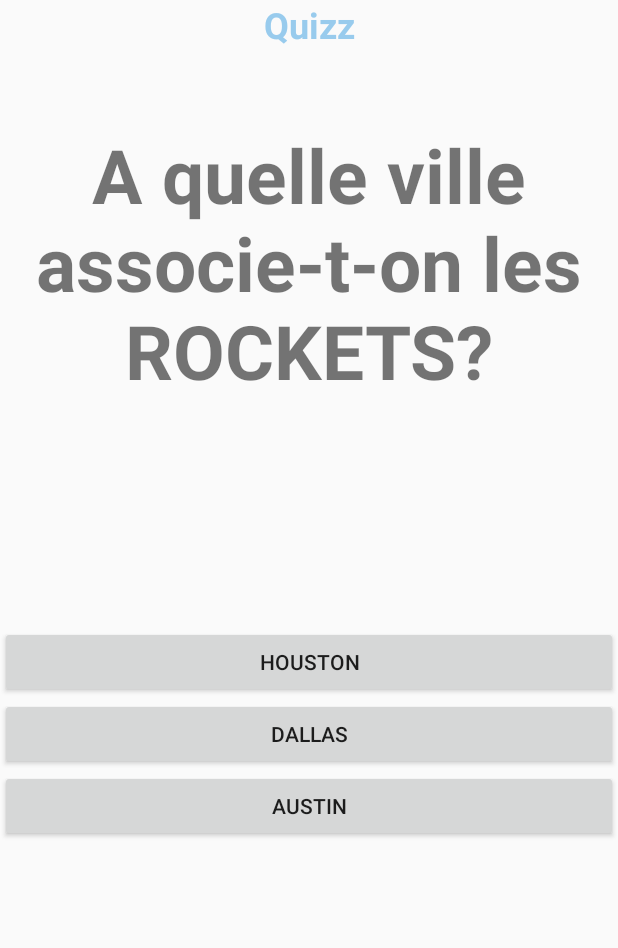
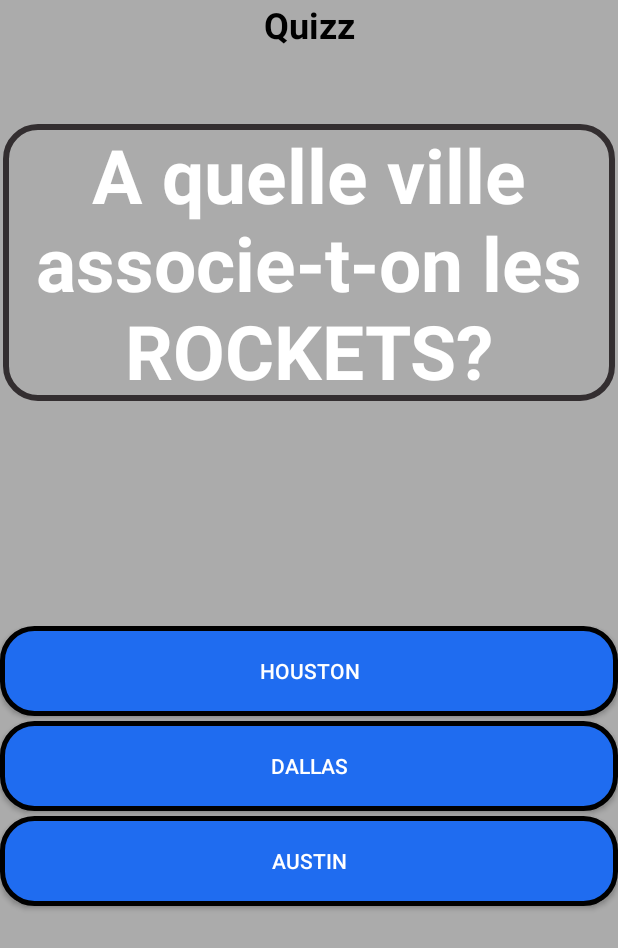
Before and after one commit to Yztoc/Android_MiniGames, an Android app: the Quizz screen opened directly, with no data from a screen before it, on a phone screen of 412 x 824 dp. Shown: the top 948 px of the screen. Run offline under Robolectric (Android 15) with nearby library versions, the phone set to English and light mode, and no system bars.

Commit message:
Ajout de shapes pour les boutons du menu et du quizz, ainsi que pour le textviiew de la question du quizz !

```diff
--- /dev/null
+++ b/app/src/main/res/drawable/quizz_button_shape.xml
@@ -0,0 +1,23 @@
+<?xml version="1.0" encoding="utf-8"?>
+<shape xmlns:android="http://schemas.android.com/apk/res/android" android:shape="rectangle" >
+    <corners
+        android:radius="21dp"
+        />
+    <solid
+        android:color="#1F6CF0"
+        />
+    <padding
+        android:left="0dp"
+        android:top="0dp"
+        android:right="0dp"
+        android:bottom="0dp"
+        />
+    <size
+        android:width="270dp"
+        android:height="60dp"
+        />
+    <stroke
+        android:width="3dp"
+        android:color="#000000"
+        />
+</shape>
--- /dev/null
+++ b/app/src/main/res/drawable/textview_border.xml
@@ -0,0 +1,10 @@
+<?xml version="1.0" encoding="utf-8"?>
+<shape xmlns:android="http://schemas.android.com/apk/res/android"
+android:shape="rectangle">
+    <corners
+        android:radius="21dp"
+        />
+    <stroke
+        android:width="4dp"
+        android:color="@color/colorPrimaryDark" />
+</shape>
--- a/app/src/main/res/layout/activity_quizz.xml
+++ b/app/src/main/res/layout/activity_quizz.xml
@@ -4,6 +4,7 @@
     xmlns:tools="http://schemas.android.com/tools"
     android:layout_width="match_parent"
     android:layout_height="match_parent"
+    android:background="@color/colorGrey"
     tools:context=".Quizz">
 
 
@@ -20,7 +21,7 @@
             android:layout_height="wrap_content"
             android:text="@string/title_activity_quizz"
             android:textAlignment="center"
-            android:textColor="@color/colorPrimary"
+            android:textColor="@android:color/black"
             android:textSize="24sp"
             android:textStyle="bold"
             tools:text="@string/title_activity_quizz" />
@@ -29,9 +30,13 @@
             android:id="@+id/quizz_question"
             android:layout_width="match_parent"
             android:layout_height="wrap_content"
+            android:layout_marginLeft="2dp"
             android:layout_marginTop="50dp"
+            android:layout_marginRight="2dp"
             android:layout_marginBottom="150dp"
+            android:background="@drawable/textview_border"
             android:textAlignment="center"
+            android:textColor="@android:color/white"
             android:textSize="50sp"
             android:textStyle="bold" />
 
@@ -44,21 +49,28 @@
                 android:id="@+id/btn_rep2"
                 android:layout_width="match_parent"
                 android:layout_height="wrap_content"
-                android:layout_weight="1"
-                android:text="Button" />
+                android:layout_marginBottom="3dp"
+                android:background="@drawable/quizz_button_shape"
+                android:text="Button"
+                android:textColor="@android:color/white" />
 
             <Button
                 android:id="@+id/btn_rep3"
                 android:layout_width="match_parent"
                 android:layout_height="wrap_content"
-                android:layout_weight="1"
-                android:text="Button" />
+                android:layout_marginBottom="3dp"
+                android:background="@drawable/quizz_button_shape"
+                android:text="Button"
+                android:textColor="@android:color/white" />
 
             <Button
                 android:id="@+id/btn_rep1"
                 android:layout_width="match_parent"
                 android:layout_height="wrap_content"
-                android:text="Button" />
+                android:background="@drawable/quizz_button_shape"
+                android:text="Button"
+                android:textColor="@android:color/white" />
+
             <LinearLayout
                 android:layout_width="match_parent"
                 android:layout_height="wrap_content"
--- a/app/src/main/res/values/colors.xml
+++ b/app/src/main/res/values/colors.xml
@@ -4,4 +4,5 @@
     <color name="colorPrimaryDark">#332E30</color>
     <color name="colorAccent">#D49185</color>
     <color name="colorBackground">#000</color>
+    <color name="colorGrey">#ababab</color>
 </resources>
```
Also changed, not shown: app/src/main/res/drawable/menu_button_shape.xml (added, +29 -0 lines), app/src/main/res/layout/activity_main.xml (+6 -1 lines).
